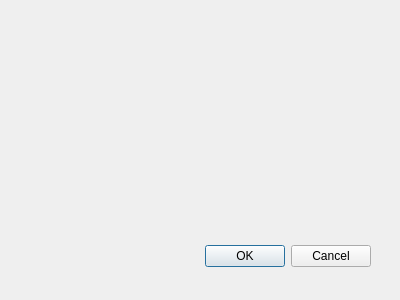
First picture: the form in dialogsettings.ui, repository jj11hh/qavif-convert, before the edit.
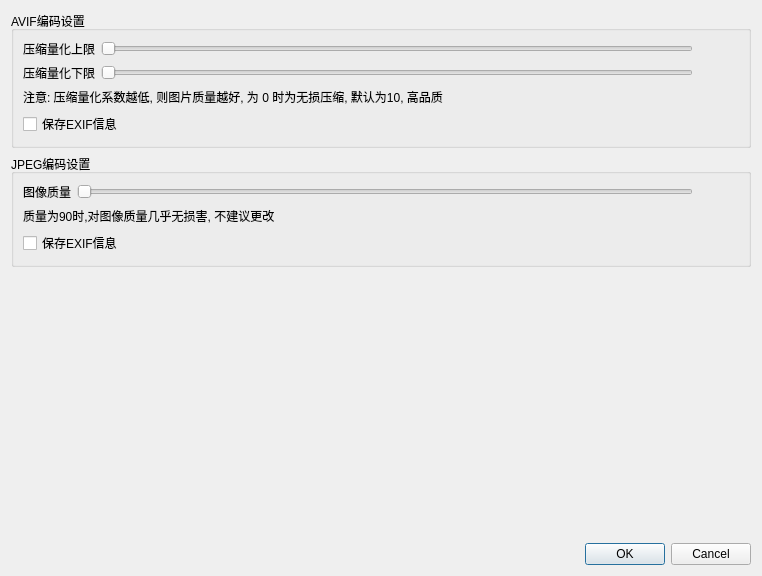
Second picture: the form after the edit.

Commit message: avif to jpeg conversion implemented

```diff
--- a/dialogsettings.ui
+++ b/dialogsettings.ui
@@ -8,29 +8,208 @@
    <rect>
     <x>0</x>
     <y>0</y>
-    <width>400</width>
-    <height>300</height>
+    <width>762</width>
+    <height>576</height>
    </rect>
   </property>
   <property name="windowTitle">
    <string>Dialog</string>
   </property>
-  <widget name="buttonBox" class="QDialogButtonBox">
-   <property name="geometry">
-    <rect>
-     <x>30</x>
-     <y>240</y>
-     <width>341</width>
-     <height>32</height>
-    </rect>
-   </property>
-   <property name="orientation">
-    <enum>Qt::Horizontal</enum>
-   </property>
-   <property name="standardButtons">
-    <set>QDialogButtonBox::Cancel|QDialogButtonBox::Ok</set>
-   </property>
-  </widget>
+  <layout class="QVBoxLayout" name="verticalLayout">
+   <item>
+    <widget class="QGroupBox" name="groupBox">
+     <property name="title">
+      <string>AVIF编码设置</string>
+     </property>
+     <layout class="QVBoxLayout" name="verticalLayout_2">
+      <item>
+       <layout class="QHBoxLayout" name="horizontalLayout_3">
+        <property name="bottomMargin">
+         <number>0</number>
+        </property>
+        <item>
+         <widget class="QLabel" name="label_2">
+          <property name="text">
+           <string>压缩量化上限</string>
+          </property>
+         </widget>
+        </item>
+        <item>
+         <widget class="QSlider" name="sliderMaxQuantizer">
+          <property name="maximum">
+           <number>63</number>
+          </property>
+          <property name="orientation">
+           <enum>Qt::Horizontal</enum>
+          </property>
+         </widget>
+        </item>
+        <item>
+         <widget class="QLabel" name="labelMaxQuantizer">
+          <property name="minimumSize">
+           <size>
+            <width>40</width>
+            <height>0</height>
+           </size>
+          </property>
+          <property name="text">
+           <string/>
+          </property>
+         </widget>
+        </item>
+       </layout>
+      </item>
+      <item>
+       <layout class="QHBoxLayout" name="horizontalLayout">
+        <item>
+         <widget class="QLabel" name="label">
+          <property name="text">
+           <string>压缩量化下限</string>
+          </property>
+         </widget>
+        </item>
+        <item>
+         <widget class="QSlider" name="sliderMinQuantizer">
+          <property name="minimum">
+           <number>0</number>
+          </property>
+          <property name="maximum">
+           <number>63</number>
+          </property>
+          <property name="value">
+           <number>0</number>
+          </property>
+          <property name="orientation">
+           <enum>Qt::Horizontal</enum>
+          </property>
+         </widget>
+        </item>
+        <item>
+         <widget class="QLabel" name="labelMinQuantizer">
+          <property name="minimumSize">
+           <size>
+            <width>40</width>
+            <height>0</height>
+           </size>
+          </property>
+          <property name="text">
+           <string/>
+          </property>
+         </widget>
+        </item>
+       </layout>
+      </item>
+      <item>
+       <widget class="QLabel" name="label_3">
+        <property name="text">
+         <string>注意: 压缩量化系数越低, 则图片质量越好, 为 0 时为无损压缩, 默认为10, 高品质</string>
+        </property>
+        <property name="wordWrap">
+         <bool>true</bool>
+        </property>
+       </widget>
+      </item>
+      <item>
+       <layout class="QHBoxLayout" name="horizontalLayout_2">
+        <item>
+         <widget class="QCheckBox" name="checkAVIFEXIF">
+          <property name="text">
+           <string>保存EXIF信息</string>
+          </property>
+         </widget>
+        </item>
+       </layout>
+      </item>
+     </layout>
+    </widget>
+   </item>
+   <item>
+    <widget class="QGroupBox" name="groupBox_2">
+     <property name="title">
+      <string>JPEG编码设置</string>
+     </property>
+     <layout class="QVBoxLayout" name="verticalLayout_3">
+      <item>
+       <layout class="QHBoxLayout" name="horizontalLayout_4">
+        <item>
+         <widget class="QLabel" name="label_4">
+          <property name="text">
+           <string>图像质量</string>
+          </property>
+         </widget>
+        </item>
+        <item>
+         <widget class="QSlider" name="sliderJpegQuality">
+          <property name="minimum">
+           <number>0</number>
+          </property>
+          <property name="maximum">
+           <number>100</number>
+          </property>
+          <property name="value">
+           <number>0</number>
+          </property>
+          <property name="orientation">
+           <enum>Qt::Horizontal</enum>
+          </property>
+         </widget>
+        </item>
+        <item>
+         <widget class="QLabel" name="labelJpegQuality">
+          <property name="minimumSize">
+           <size>
+            <width>40</width>
+            <height>0</height>
+           </size>
+          </property>
+          <property name="text">
+           <string/>
+          </property>
+         </widget>
+        </item>
+       </layout>
+      </item>
+      <item>
+       <widget class="QLabel" name="label_5">
+        <property name="text">
+         <string>质量为90时,对图像质量几乎无损害, 不建议更改</string>
+        </property>
+       </widget>
+      </item>
+      <item>
+       <widget class="QCheckBox" name="checkJPEGEXIF">
+        <property name="text">
+         <string>保存EXIF信息</string>
+        </property>
+       </widget>
+      </item>
+     </layout>
+    </widget>
+   </item>
+   <item>
+    <spacer name="verticalSpacer_2">
+     <property name="orientation">
+      <enum>Qt::Vertical</enum>
+     </property>
+     <property name="sizeHint" stdset="0">
+      <size>
+       <width>20</width>
+       <height>40</height>
+      </size>
+     </property>
+    </spacer>
+   </item>
+   <item>
+    <widget class="QDialogButtonBox" name="buttonBox">
+     <property name="orientation">
+      <enum>Qt::Horizontal</enum>
+     </property>
+     <property name="standardButtons">
+      <set>QDialogButtonBox::Cancel|QDialogButtonBox::Ok</set>
+     </property>
+    </widget>
+   </item>
+  </layout>
  </widget>
  <pixmapfunction/>
  <resources/>
```
Left out of the diff: 9 changed lines with no effect on the pictures. The commit also changes 17 other files.
